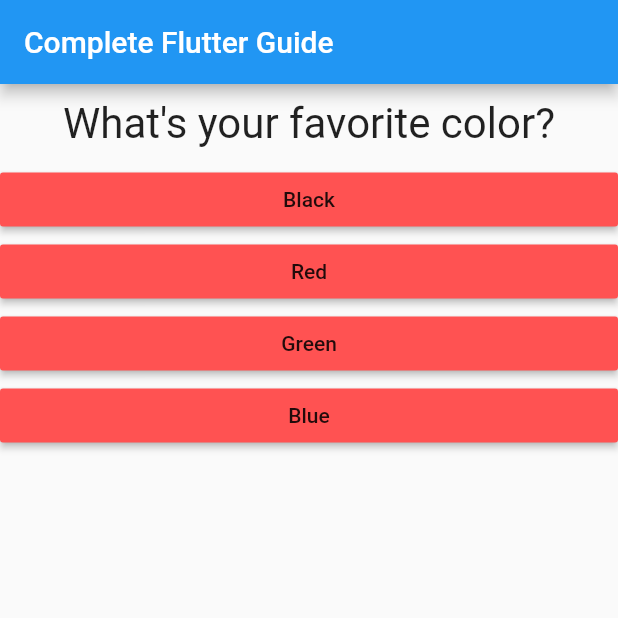
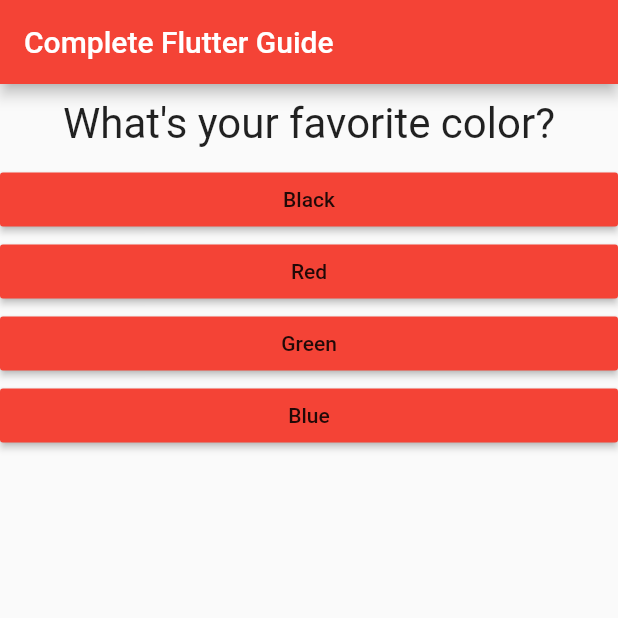
Before and after one commit to ColinMcC76/flutter_complete_guide, a Flutter app: the screen it shows after launch, on a phone screen of 412 x 824 dp, the top half of it. Run offline on Flutter 3.47's test engine with Material 2 defaults, Android fonts, the phone set to English and light mode, and no system bars.

Commit message:
web os functionality

```diff
--- a/lib/answer.dart
+++ b/lib/answer.dart
@@ -9,7 +9,7 @@ class Answer extends StatelessWidget {
     return Container(
       width: double.infinity ,
       child: RaisedButton(
-        color: Colors.redAccent,
+        color: Colors.red,
         child: Text(answerText),
         onPressed: selectHandler,
       ),
--- a/lib/main.dart
+++ b/lib/main.dart
@@ -41,6 +41,7 @@ class _MyAppState extends State<MyApp> {
       home: Scaffold(
         appBar: AppBar(
           title: Text('Complete Flutter Guide'),
+          backgroundColor: Colors.red,
         ),
         body: Column(
           children: [
```
Also changed, not shown: 1 other file.
